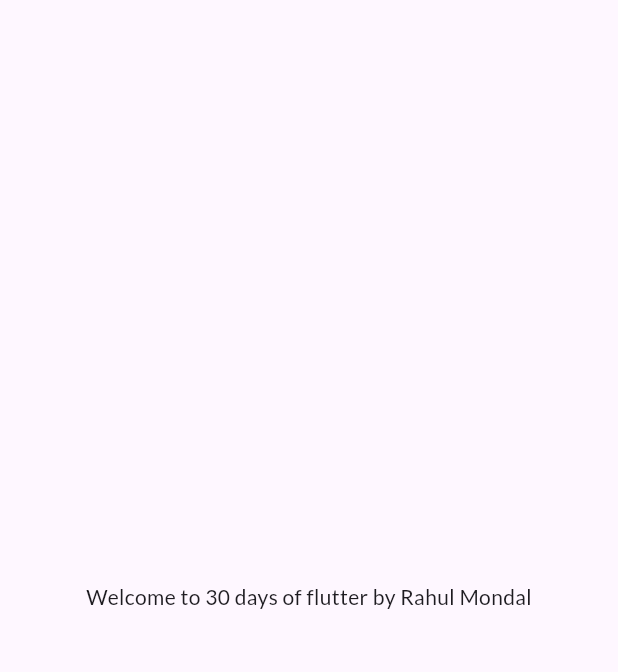
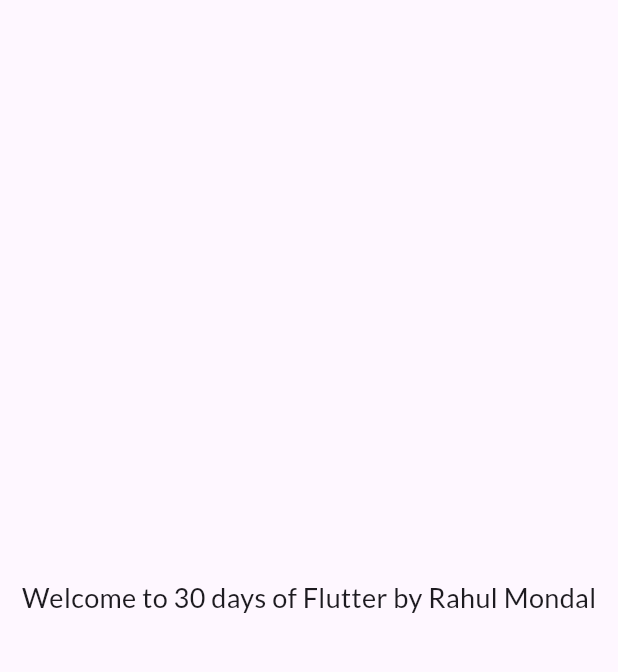
Before and after one commit to Rahulmandu/Flutter_Demo_Project, a Flutter app: the HomePage screen opened by its route, on a phone screen of 412 x 824 dp, the part 63-735 px from its top. Run offline on Flutter 3.47's test engine with Material 3 defaults, Android fonts, the phone set to English and light mode, and no system bars; our stand-ins replace google_fonts.

```diff
--- a/lib/pages/home_page.dart
+++ b/lib/pages/home_page.dart
@@ -5,14 +5,18 @@ class HomePage extends StatelessWidget {
 
   @override
   Widget build(BuildContext context) {
-    int days = 30;
-    String authorName = "Rahul Mondal";
+    const int days = 30;
+    const String authorName = "Rahul Mondal";
+
     return Scaffold(
       appBar: AppBar(
         title: const Text("Catalog App"),
       ),
-      body: Center(
-        child: Text("Welcome to $days days of flutter by $authorName"),
+      body: const Center(
+        child: Text(
+          "Welcome to $days days of Flutter by $authorName",
+          style: TextStyle(fontSize: 18),
+        ),
       ),
       drawer: const Drawer(),
     );
--- a/lib/utils/routes.dart
+++ b/lib/utils/routes.dart
@@ -1,4 +1,4 @@
-class MyRoutes{
-  static String loginRoute = "/login";
-  static String homeRoute = "/home";
+class MyRoutes {
+  static const String loginRoute = "/login";
+  static const String homeRoute = "/home";
 }
```
Also changed, not shown: lib/pages/login_page.dart (+68 -57 lines), lib/main.dart (indentation only).
